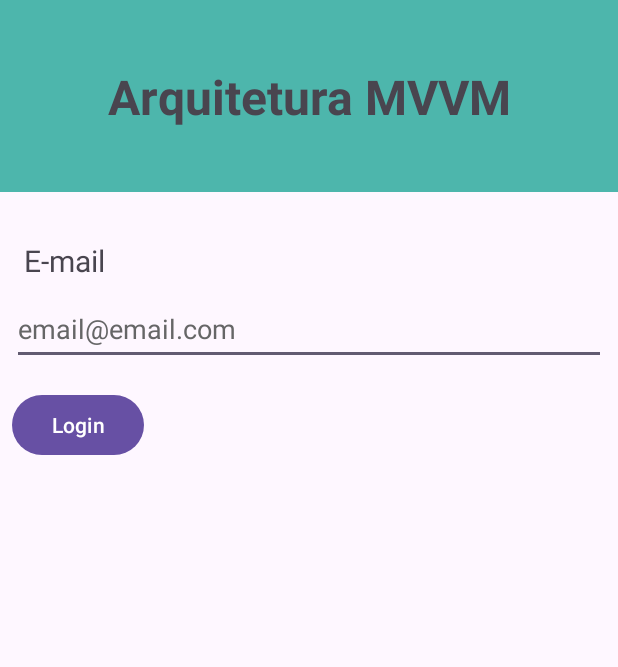
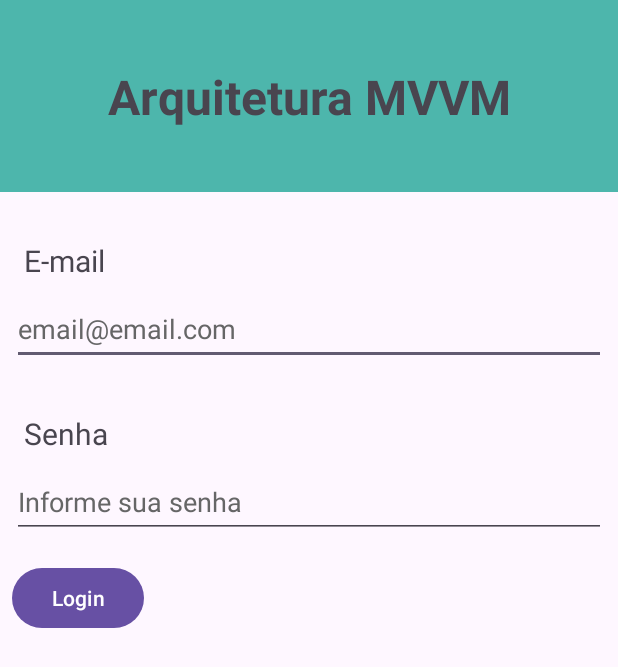
Before and after one commit to EduardoBran/CursoAndroidStudioArquiteturaMVVM, an Android app: the layout activity_main.xml on its own in the app's theme, with its tools: preview values and no code run, on a phone screen of 412 x 824 dp. Shown: the top 667 px of the screen. Run offline under Robolectric (Android 15) with nearby library versions, the phone set to English and light mode, and no system bars.

Commit message:
criacao de campo senha e utilizacao de MVVM para validacao

```diff
--- a/app/src/main/res/layout/activity_main.xml
+++ b/app/src/main/res/layout/activity_main.xml
@@ -58,14 +58,42 @@
             app:layout_constraintStart_toStartOf="parent"
             app:layout_constraintTop_toBottomOf="@+id/textview_email" />
 
+
+        <TextView
+            android:id="@+id/textview_password"
+            android:layout_width="wrap_content"
+            android:layout_height="wrap_content"
+            android:layout_marginStart="16dp"
+            android:layout_marginTop="32dp"
+            android:text="@string/text_password"
+            android:textSize="20sp"
+            app:layout_constraintStart_toStartOf="parent"
+            app:layout_constraintTop_toBottomOf="@+id/edittext_email" />
+
+        <EditText
+            android:id="@+id/edittext_password"
+            android:layout_width="0dp"
+            android:layout_height="wrap_content"
+            android:layout_margin="8dp"
+            android:autofillHints="emailAddress"
+            android:hint="@string/hint_password"
+            android:inputType="textPassword"
+            android:minHeight="48dp"
+            android:textColorHint="@color/hint_high_contrast"
+            app:layout_constraintEnd_toEndOf="parent"
+            app:layout_constraintStart_toStartOf="parent"
+            app:layout_constraintTop_toBottomOf="@+id/textview_password" />
+
+
+
         <Button
             android:id="@+id/button_login"
             android:layout_width="wrap_content"
             android:layout_height="wrap_content"
             android:layout_marginTop="16dp"
             android:text="@string/button_login"
-            app:layout_constraintStart_toStartOf="@id/edittext_email"
-            app:layout_constraintTop_toBottomOf="@+id/edittext_email" />
+            app:layout_constraintStart_toStartOf="@id/edittext_password"
+            app:layout_constraintTop_toBottomOf="@+id/edittext_password" />
 
     </androidx.constraintlayout.widget.ConstraintLayout>
 </ScrollView>
--- a/app/src/main/res/values/strings.xml
+++ b/app/src/main/res/values/strings.xml
@@ -3,8 +3,10 @@
 
     <string name="text_title">Arquitetura MVVM</string>
     <string name="text_email">E-mail</string>
+    <string name="text_password">Senha</string>
 
     <string name="hint_email">email@email.com</string>
+    <string name="hint_password">Informe sua senha</string>
 
     <string name="button_login">Login</string>
 
```
Also changed, not shown: app/src/main/java/com/luizeduardobrandao/cursoarquiteturamvvm/MainActivity.kt (+37 -1 lines), app/src/main/java/com/luizeduardobrandao/cursoarquiteturamvvm/MainViewModel.kt (+20 -5 lines).
